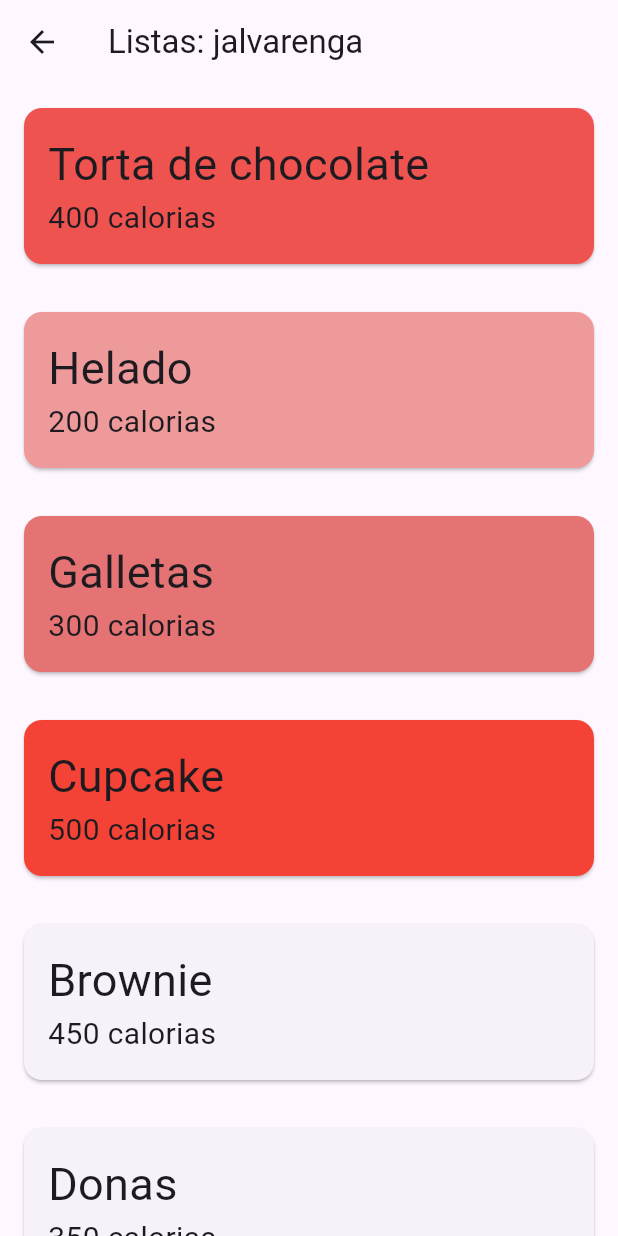
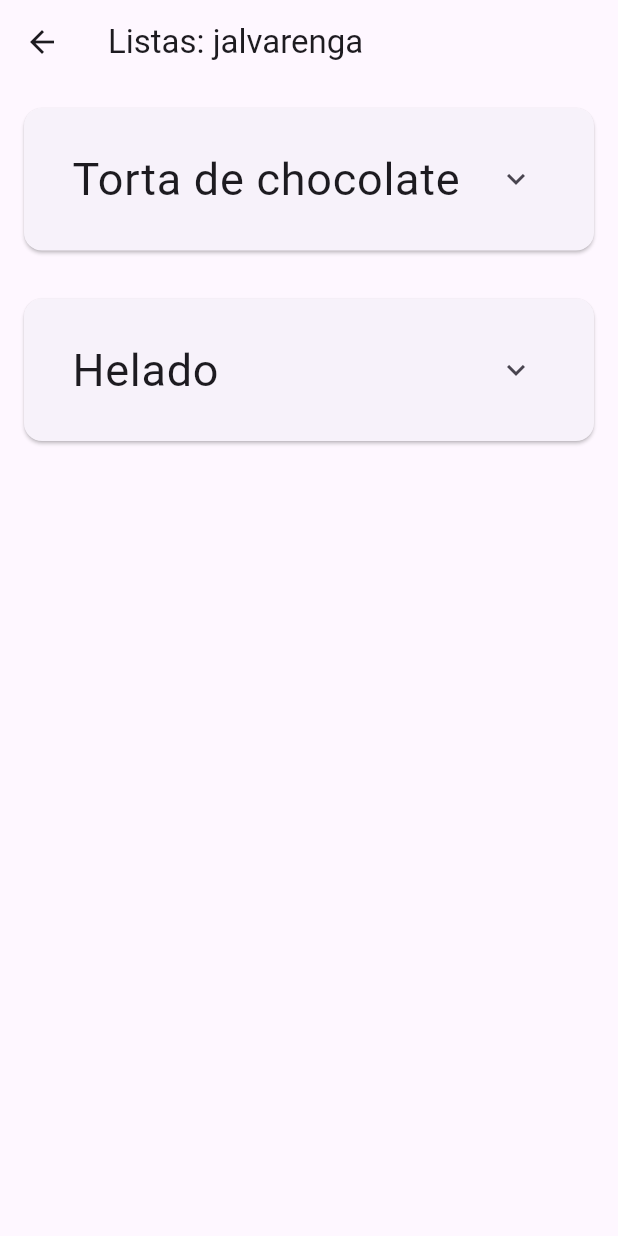
Before and after one commit to jalvarenga-unah/IS513-IIPAC-2024, a Flutter app: the screen it shows after launch, after a tap on "Listas", on a phone screen of 412 x 824 dp. Run offline on Flutter 3.47's test engine with Material 3 defaults, Android fonts, the phone set to English and light mode, and no system bars.

Commit message:
Manejo de estado en intems

```diff
--- a/intro-flutter/componentes/lib/home_page.dart
+++ b/intro-flutter/componentes/lib/home_page.dart
@@ -45,7 +45,7 @@ class HomePage extends StatelessWidget {
             IconButton(
               onPressed: () {},
               icon: const Icon(Icons.http),
-            )
+            ),
           ],
         ),
       ),
--- a/intro-flutter/componentes/lib/listas_page.dart
+++ b/intro-flutter/componentes/lib/listas_page.dart
@@ -5,41 +5,18 @@ class ListasPage extends StatelessWidget {
   ListasPage({super.key});
 
   final postres = [
-    {'nombre': 'Torta de chocolate', 'calorias': 400},
-    {'nombre': 'Helado', 'calorias': 200},
-    {'nombre': 'Galletas', 'calorias': 300},
-    {'nombre': 'Cupcake', 'calorias': 500},
-    {'nombre': 'Brownie', 'calorias': 450},
-    {'nombre': 'Donas', 'calorias': 350},
-    {'nombre': 'Pastel', 'calorias': 600},
-    {'nombre': 'Cheesecake', 'calorias': 700},
-    {'nombre': 'Churros', 'calorias': 250},
-    {'nombre': 'Muffin', 'calorias': 350},
-    {'nombre': 'Pie', 'calorias': 500},
-    {'nombre': 'Tiramisu', 'calorias': 600},
-    {'nombre': 'Macarons', 'calorias': 300},
-    {'nombre': 'Crepas', 'calorias': 400},
-    {'nombre': 'Flan', 'calorias': 350},
-    {'nombre': 'Cupcake', 'calorias': 500},
-    {'nombre': 'Brownie', 'calorias': 450},
-    {'nombre': 'Donas', 'calorias': 350},
-    {'nombre': 'Pastel', 'calorias': 600},
-    {'nombre': 'Cheesecake', 'calorias': 700},
-    {'nombre': 'Churros', 'calorias': 250},
-    {'nombre': 'Muffin', 'calorias': 350},
-    {'nombre': 'Pie', 'calorias': 500},
-    {'nombre': 'Tiramisu', 'calorias': 600},
-    {'nombre': 'Macarons', 'calorias': 300},
-    {'nombre': 'Crepas', 'calorias': 400},
-    {'nombre': 'Flan', 'calorias': 350},
-    {'nombre': 'Cupcake', 'calorias': 500},
-    {'nombre': 'Brownie', 'calorias': 450},
-    {'nombre': 'Donas', 'calorias': 350},
-    {'nombre': 'Pastel', 'calorias': 600},
-    {'nombre': 'Cheesecake', 'calorias': 700},
-    {'nombre': 'Churros', 'calorias': 250},
-    {'nombre': 'Muffin', 'calorias': 350},
-    {'nombre': 'Pie', 'calorias': 500},
+    {
+      'descripcion':
+          'when an unknown printer took a galley of type and scrambled it to make a type specimen book. It has survived not only five centuries, but also the leap into electronic typesetting, remaining essentially unchanged. It  ',
+      'nombre': 'Torta de chocolate',
+      'calorias': 400
+    },
+    {
+      'descripcion':
+          'when an unknown printer took a galley of type and scrambled it to make a type specimen book. It has survived not only five centuries, but also the leap into electronic typesetting, remaining essentially unchanged. It ',
+      'nombre': 'Helado',
+      'calorias': 200
+    },
   ];
 
   @override
--- a/intro-flutter/componentes/lib/widgets/item_postre.dart
+++ b/intro-flutter/componentes/lib/widgets/item_postre.dart
@@ -1,26 +1,42 @@
 import 'package:flutter/material.dart';
 
-class ItemPostre extends StatelessWidget {
-  const ItemPostre({super.key, required this.postre});
+class ItemPostre extends StatefulWidget {
+  ItemPostre({super.key, required this.postre});
 
   final Map<String, dynamic> postre;
 
   @override
+  State<ItemPostre> createState() => _ItemPostreState();
+}
+
+class _ItemPostreState extends State<ItemPostre> {
+  bool verCompleto = false;
+
+  @override
   Widget build(BuildContext context) {
     return Card(
-      color: Colors.red[int.parse(postre['calorias'].toString())],
+      // color: Colors.red[int.parse(postre['calorias'].toString())],
       margin: const EdgeInsets.all(16),
       child: Padding(
         padding: const EdgeInsets.all(16.0),
-        child: Column(
-          crossAxisAlignment: CrossAxisAlignment.start,
+        child: ExpansionTile(
+          title: Text(
+            '${widget.postre['nombre']}',
+            style: const TextStyle(fontSize: 30),
+          ),
           children: [
-            Text(
-              '${postre['nombre']}',
-              style: const TextStyle(fontSize: 30),
-            ),
-            Text('${postre['calorias']} calorias',
-                style: const TextStyle(fontSize: 20))
+            Text('${widget.postre['calorias']} calorias',
+                style: const TextStyle(fontSize: 20)),
+            Text(!verCompleto && widget.postre['descripcion'].length > 50
+                ? '${widget.postre['descripcion'].substring(0, 50) + '...'}'
+                : widget.postre['descripcion']),
+            TextButton(
+                onPressed: () {
+                  verCompleto = !verCompleto;
+
+                  setState(() {});
+                },
+                child: const Text('Ver mas'))
           ],
         ),
       ),
```
